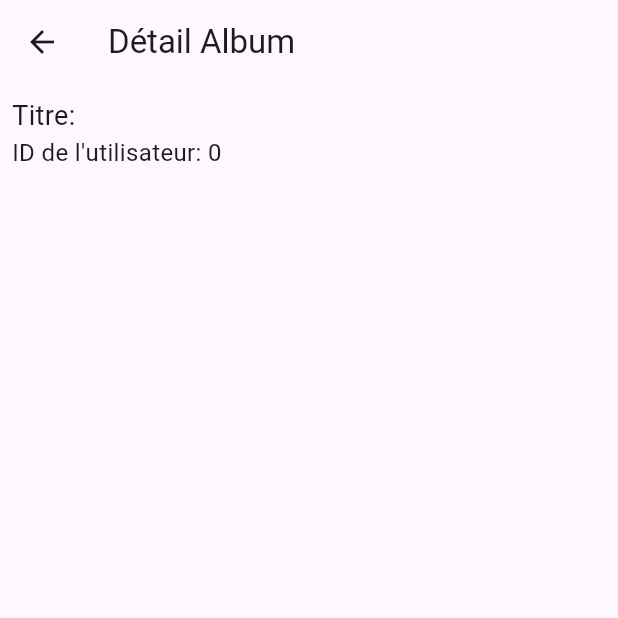
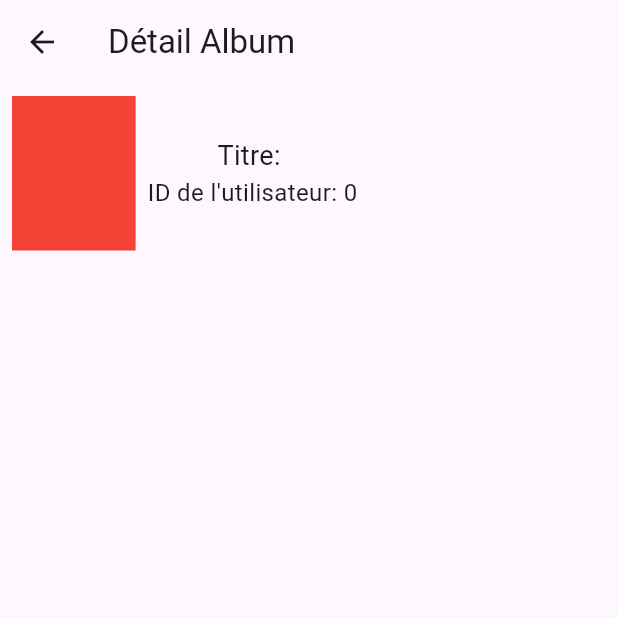
Before and after one commit to ALLAGBE1/CodeGame, a Flutter app: the AlbumDetails screen opened directly with empty values, on a phone screen of 412 x 824 dp, the top half of it. Run offline on Flutter 3.47's test engine with Material 3 defaults, Android fonts, the light colour scheme and no system bars; our stand-ins replace flutter_spinkit; network calls fail.

Commit message:
Deuxième commit

```diff
--- a/lib/pages/albums.dart
+++ b/lib/pages/albums.dart
@@ -37,8 +37,9 @@ class _AlbumsState extends State<Albums> {
         future: fetchAlbums(),
         builder: (context, snapshot) {
           if (snapshot.hasData) {
-            return ListView.builder(
+            return ListView.separated(
               itemCount: snapshot.data!.length,
+              separatorBuilder: (BuildContext context, int index) => Divider(),
               itemBuilder: (context, index) {
                 return Padding(
                   padding: const EdgeInsets.only(bottom: 8.0),
--- a/lib/pages/detailAlbums.dart
+++ b/lib/pages/detailAlbums.dart
@@ -1,5 +1,5 @@
+import 'package:codegame/pages/albumDetailsPage.dart';
 import 'package:codegame/pages/albums.dart';
-import 'package:codegame/pages/detailPhoto.dart';
 import 'package:flutter/material.dart';
 
 class AlbumDetails extends StatelessWidget {
@@ -27,8 +27,25 @@ class AlbumDetails extends StatelessWidget {
           child: Column(
             crossAxisAlignment: CrossAxisAlignment.start,
             children: <Widget>[
-              Text('Titre: ${album.title}', style: const TextStyle(fontSize: 18)),
-              Text('ID de l\'utilisateur: ${album.userId}', style: const TextStyle(fontSize: 16)),
+              Row(
+                children: [
+                  Container(
+                    color: Colors.red,
+                    width: MediaQuery.sizeOf(context).width / 5,
+                    height: MediaQuery.sizeOf(context).height / 8,
+                    child: Container(),
+                  ),
+                  const SizedBox(
+                    width: 8,
+                  ),
+                  Column(
+                    children: [
+                      Text('Titre: ${album.title}', style: const TextStyle(fontSize: 18)),
+                      Text('ID de l\'utilisateur: ${album.id}', style: const TextStyle(fontSize: 16)),
+                    ],
+                  )
+                ],
+              )
             ],
           ),
         ),
```
Also changed, not shown: lib/pages/albumDetailsPage.dart (renamed from lib/pages/detailPhoto.dart, +13 -3 lines), lib/widgets/cg_detailAlbulm.dart (deleted, +0 -18 lines).
